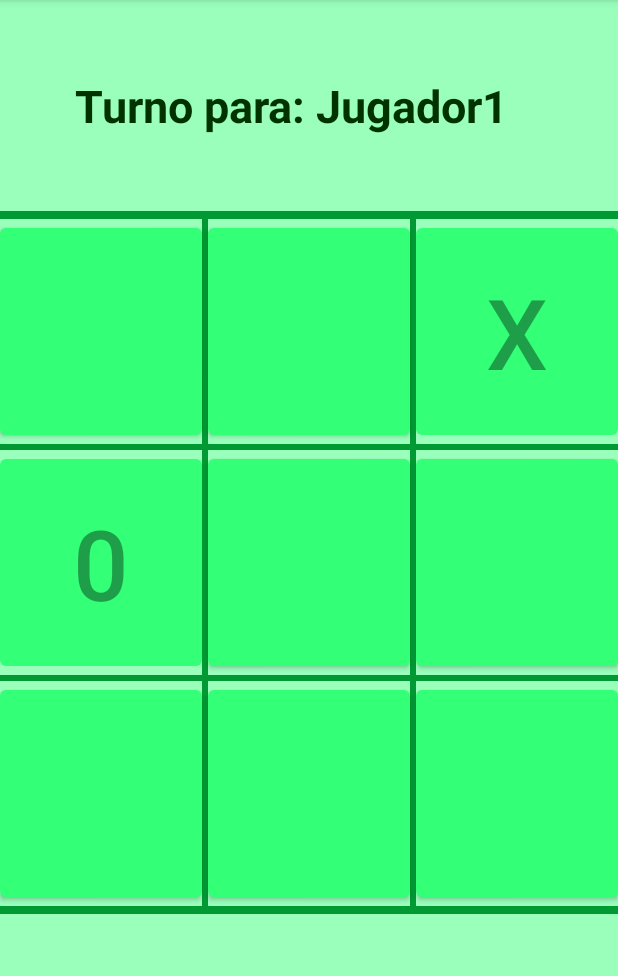
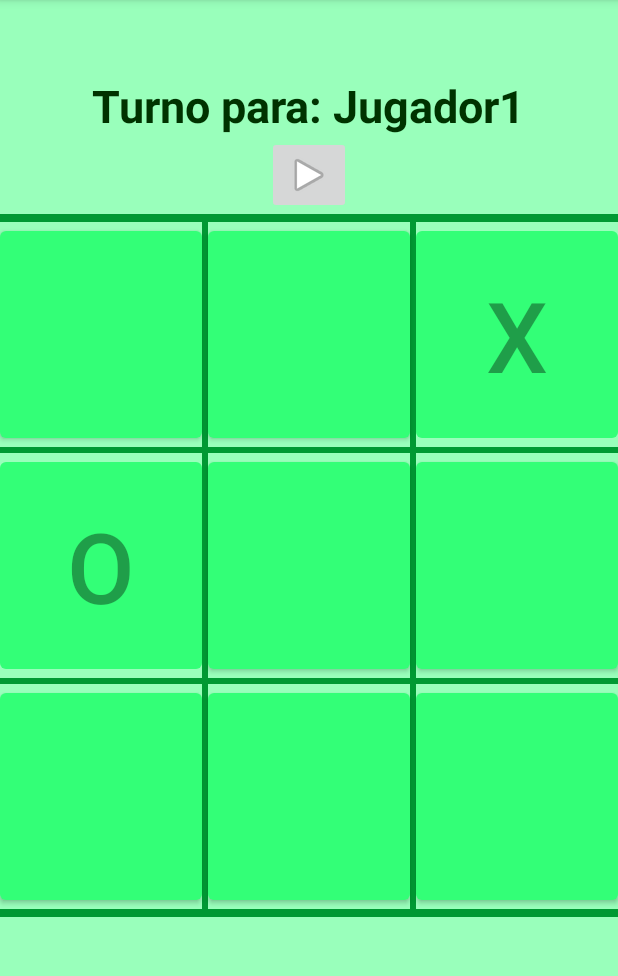
Before and after one commit to irisquerol/3EnRaya, an Android app: the screen it shows after launch (TicTacToeActivity), after a tap on an icon or button, on a phone screen of 412 x 824 dp, the part 84-1060 px from its top. Run offline under Robolectric (Android 15) with nearby library versions, the phone set to English and light mode, and no system bars; 1 other tap on this screen came first.

Commit message:
Image restart button

```diff
--- a/app/src/main/java/com/android/tresenraya/controller/TicTacToeActivity.java
+++ b/app/src/main/java/com/android/tresenraya/controller/TicTacToeActivity.java
@@ -18,6 +18,7 @@ public class TicTacToeActivity extends AppCompatActivity {
     private Board board;
     private int turn = 1;
     private TextView textTurn;
+    List<Button> buttons;
     private static final int[] BUTTON_IDS = {
             R.id.btn_1,
             R.id.btn_2,
@@ -35,11 +36,11 @@ public class TicTacToeActivity extends AppCompatActivity {
         super.onCreate(savedInstanceState);
         setContentView(R.layout.activity_main);
         createListButtons();
-        textTurn = findViewById(R.id.text_turno);
+        textTurn = findViewById(R.id.text_turn);
     }
 
     private void createListButtons() {
-        List<Button> buttons = new ArrayList<>(BUTTON_IDS.length);
+        buttons = new ArrayList<>(BUTTON_IDS.length);
         for (int id : BUTTON_IDS) {
             Button button = findViewById(id);
             button.setOnClickListener(view -> print(button)); // maybe
@@ -50,11 +51,11 @@ public class TicTacToeActivity extends AppCompatActivity {
 
 
     private void print(Button btn) {
-        if (btn.getText().equals(R.string.player1)) {
+      /*  if (btn.getText().equals(R.string.player1)) {
             showToast(0);
         } else if (btn.getText().equals(R.string.player2)) {
             showToast(0);
-        } else {
+        } else {*/
         if (turn == 1) {
             btn.setText(R.string.player1);//X
             btn.setEnabled(false);
@@ -64,11 +65,24 @@ public class TicTacToeActivity extends AppCompatActivity {
             btn.setEnabled(false);
             turn = 1;
         }
+        changeTextTurn();
+        board.updateMatrix(buttons);
         if (board.checkWin("X")) {
             showToast(1);
-            } else if (board.checkWin("O"))
+            blockBoard();
+            textTurn.setText(R.string.win1);
+        }
+        if (board.checkWin("O")) {
             showToast(2);
-            changeTextTurn();
+            blockBoard();
+            textTurn.setText(R.string.win2);
+        }
+    }
+    //}
+
+    private void blockBoard() {
+        for (Button btn : buttons) {
+            btn.setEnabled(false);
         }
     }
 
--- a/app/src/main/java/com/android/tresenraya/model/Board.java
+++ b/app/src/main/java/com/android/tresenraya/model/Board.java
@@ -8,18 +8,20 @@ public class Board {
     Button matrix[][];
 
     public Board(List<Button> buttons) {
-        createMatrix(buttons);
+        updateMatrix(buttons);
     }
 
-    private void createMatrix(List<Button> buttons) {
+    public void updateMatrix(List<Button> buttons) {
         matrix = new Button[3][3];
+        int cont = 0;
         for (int i = 0; i < 3; i++) {
             for (int j = 0; j < 3; j++) {
-                matrix[i][j] = buttons.get(i + j);
+                matrix[i][j] = buttons.get(cont++);
             }
         }
 
     }
+
 
     /**
      * @return 1 or 2 depending on who won. returns 0 if anyone won
@@ -31,6 +33,12 @@ public class Board {
                 win = true;
             }
         }
+        for (int i = 0; i < 3; i++) {
+            if (matrix[0][i].getText().equals(player) && matrix[1][i].getText().equals(player) && matrix[2][i].getText().equals(player)) {
+                win = true;
+            }
+        }
+
         if (matrix[0][0].getText().equals(player) && matrix[1][1].getText().equals(player) && matrix[2][2].getText().equals(player)) {
             win = true;
         } else if (matrix[0][2].getText().equals(player) && matrix[1][1].getText().equals(player) && matrix[2][0].getText().equals(player)) {
--- a/app/src/main/res/layout/activity_main.xml
+++ b/app/src/main/res/layout/activity_main.xml
@@ -11,18 +11,28 @@
         android:layout_height="match_parent"
         android:background="@color/green1"
         android:gravity="left"
-        android:orientation="vertical">
+        android:orientation="vertical"
+        tools:layout_editor_absoluteX="192dp"
+        tools:layout_editor_absoluteY="-30dp">
 
         <TextView
-            android:id="@+id/text_turno"
+            android:id="@+id/text_turn"
             android:layout_width="wrap_content"
             android:layout_height="wrap_content"
-            android:layout_margin="50dp"
+            android:layout_marginTop="50dp"
+            android:layout_gravity="center"
             android:text="@string/turn1"
             android:textColor="@color/dark_green"
             android:textSize="30sp"
             android:textStyle="bold" />
 
+
+        <ImageButton
+            android:id="@+id/restart"
+            android:layout_width="wrap_content"
+            android:layout_height="wrap_content"
+            android:layout_gravity="center"
+            android:src="@android:drawable/ic_media_play" />
 
         <LinearLayout
             android:layout_width="match_parent"
@@ -37,7 +47,8 @@
             <LinearLayout
                 android:layout_width="match_parent"
                 android:layout_height="150dp"
-                android:orientation="horizontal">
+                android:orientation="horizontal"
+                >
 
                 <Button
                     android:id="@+id/btn_1"
--- a/app/src/main/res/values/strings.xml
+++ b/app/src/main/res/values/strings.xml
@@ -2,7 +2,9 @@
     <string name="app_name">3EnRaya</string>
     <string name="turn1">Turno para: Jugador1</string>
     <string name="turn2">Turno para: Jugador2</string>
+    <string name="win1">El Jugador1 ganó!</string>
+    <string name="win2">El Jugador2 ganó!</string>
     <string name="player1">X</string>
-    <string name="player2">0</string>
+    <string name="player2">O</string>
     <string name="block_toast">La casilla ya está utilizada</string>
 </resources>
```
Lines whose indentation alone changed are shown as unchanged.
